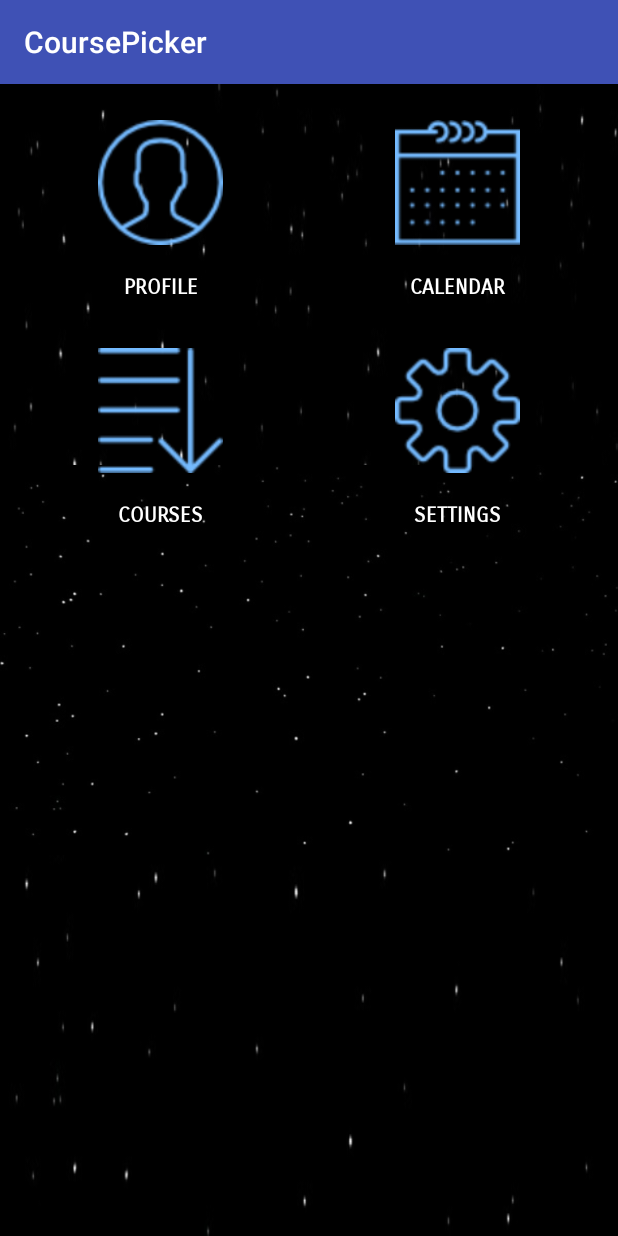
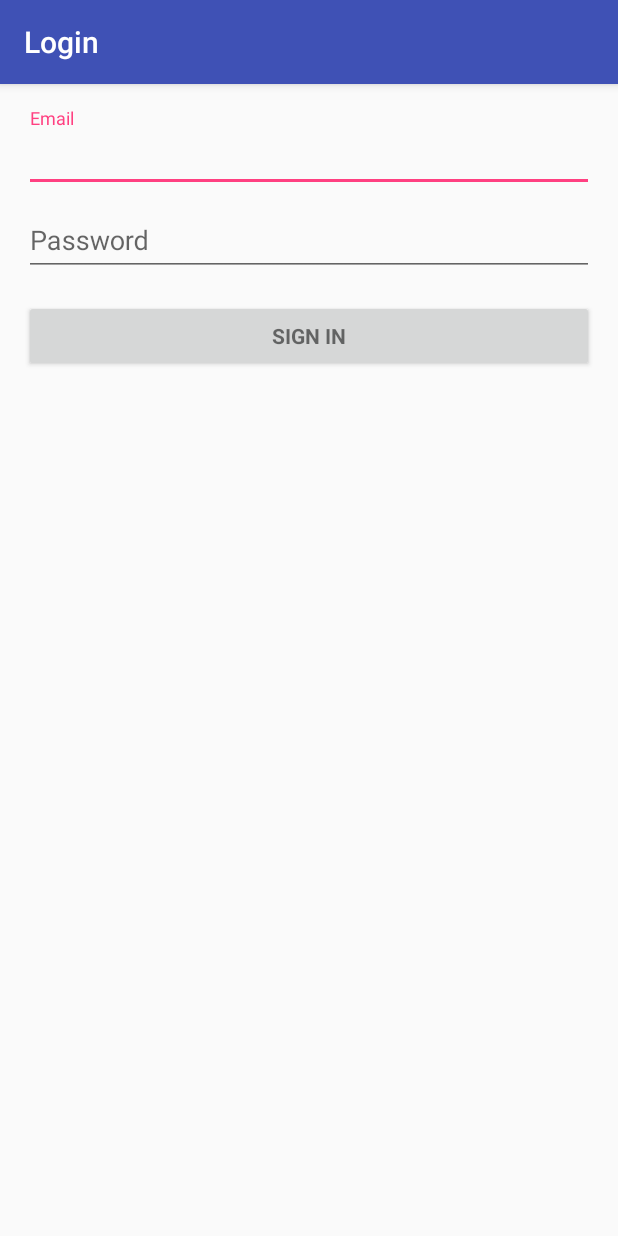
Before and after one commit to lelodragneel/CoursePicker, an Android app: the screen it shows after launch (Dashboard before the commit, LoginActivity after it), on a phone screen of 412 x 824 dp. Run offline under Robolectric (Android 15) with nearby library versions, the light colour scheme and no system bars.

Commit message:
new sign in activity

```diff
--- /dev/null
+++ b/app/src/main/res/layout/activity_login.xml
@@ -0,0 +1,81 @@
+<LinearLayout xmlns:android="http://schemas.android.com/apk/res/android"
+    xmlns:app="http://schemas.android.com/apk/res-auto"
+    xmlns:tools="http://schemas.android.com/tools"
+    android:layout_width="match_parent"
+    android:layout_height="match_parent"
+    android:gravity="center_horizontal"
+    android:orientation="vertical"
+    android:paddingBottom="@dimen/activity_vertical_margin"
+    android:paddingLeft="@dimen/activity_horizontal_margin"
+    android:paddingRight="@dimen/activity_horizontal_margin"
+    android:paddingTop="@dimen/activity_vertical_margin"
+    android:windowSoftInputMode="stateVisible"
+    tools:context="com.example.project.coursepicker.LoginActivity">
+
+    <!-- Login progress -->
+
+    <ProgressBar
+        android:id="@+id/login_progress"
+        style="?android:attr/progressBarStyleLarge"
+        android:layout_width="wrap_content"
+        android:layout_height="wrap_content"
+        android:layout_marginBottom="8dp"
+        android:visibility="gone" />
+
+    <ScrollView
+        android:id="@+id/login_form"
+        android:layout_width="match_parent"
+        android:layout_height="wrap_content">
+
+        <LinearLayout
+            android:id="@+id/email_login_form"
+            android:layout_width="match_parent"
+            android:layout_height="wrap_content"
+            android:orientation="vertical">
+
+            <android.support.design.widget.TextInputLayout
+                android:layout_width="match_parent"
+                android:layout_height="wrap_content">
+
+                <AutoCompleteTextView
+                    android:id="@+id/email"
+                    android:layout_width="match_parent"
+                    android:layout_height="wrap_content"
+                    android:hint="@string/prompt_email"
+                    android:inputType="textEmailAddress"
+                    android:maxLines="1"
+                    android:singleLine="true" />
+
+            </android.support.design.widget.TextInputLayout>
+
+            <android.support.design.widget.TextInputLayout
+                android:layout_width="match_parent"
+                android:layout_height="wrap_content">
+
+                <EditText
+                    android:id="@+id/password"
+                    android:layout_width="match_parent"
+                    android:layout_height="wrap_content"
+                    android:hint="@string/prompt_password"
+                    android:imeActionId="6"
+                    android:imeActionLabel="@string/action_sign_in_short"
+                    android:imeOptions="actionUnspecified"
+                    android:inputType="textPassword"
+                    android:maxLines="1"
+                    android:singleLine="true" />
+
+            </android.support.design.widget.TextInputLayout>
+
+            <Button
+                android:id="@+id/email_sign_in_button"
+                style="?android:textAppearanceSmall"
+                android:layout_width="match_parent"
+                android:layout_height="wrap_content"
+                android:layout_marginTop="16dp"
+                android:text="@string/action_sign_in"
+                android:textStyle="bold" />
+
+        </LinearLayout>
+    </ScrollView>
+
+</LinearLayout>
--- a/app/src/main/res/values/strings.xml
+++ b/app/src/main/res/values/strings.xml
@@ -3,8 +3,8 @@
 
     <!-- Strings related to login -->
     <string name="prompt_email">Email</string>
-    <string name="prompt_password">Password (optional)</string>
-    <string name="action_sign_in">Sign in or register</string>
+    <string name="prompt_password">Password</string>
+    <string name="action_sign_in">Sign in</string>
     <string name="action_sign_in_short">Sign in</string>
     <string name="error_invalid_email">This email address is invalid</string>
     <string name="error_invalid_password">This password is too short</string>
```
Also changed, not shown: app/src/main/AndroidManifest.xml (+7 -10 lines), app/src/main/java/com/example/project/coursepicker/LoginActivity.java (added, +296 -0 lines).
